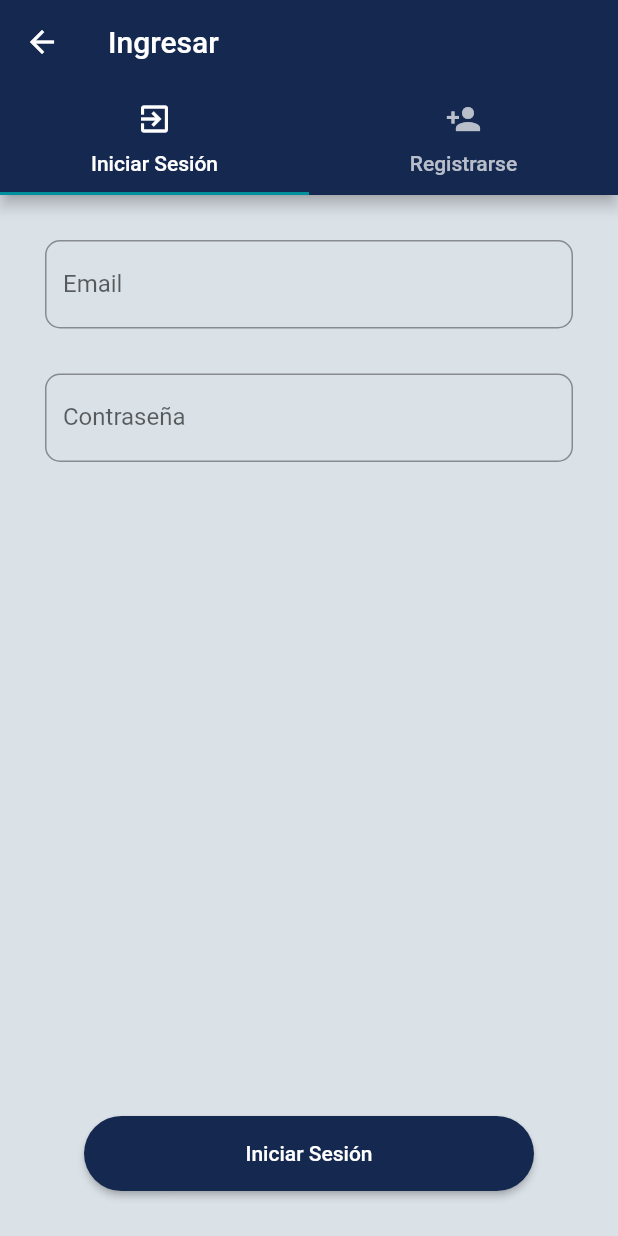
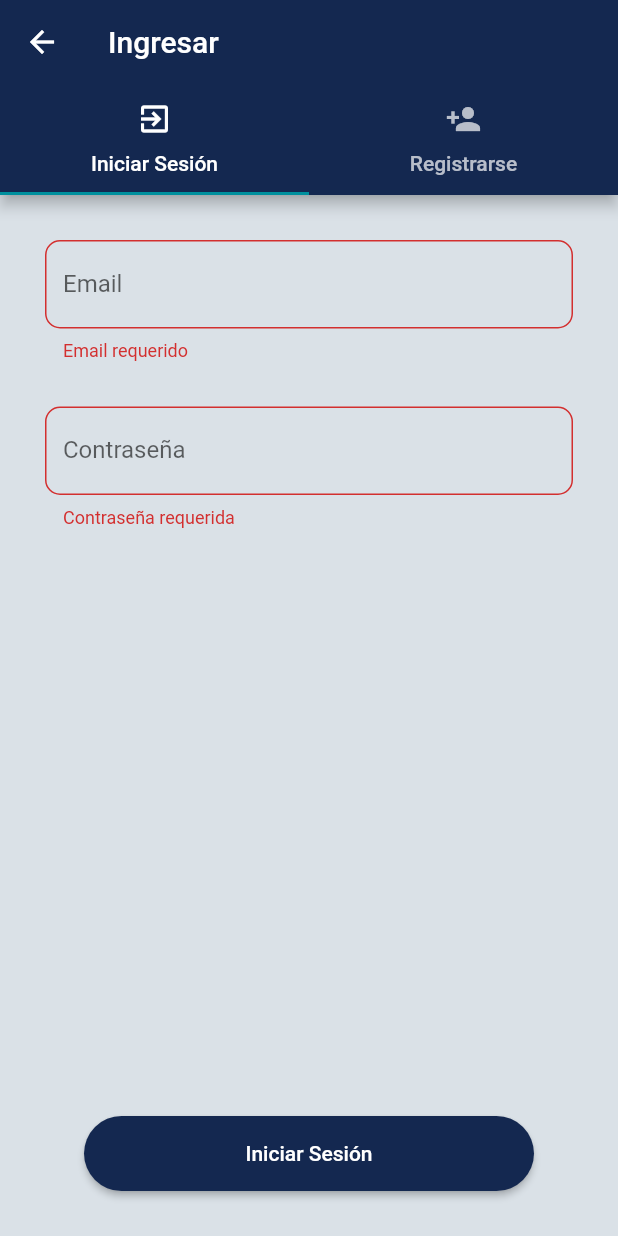
Before and after one commit to MCarlomagno/my_academy, a Flutter app: the SignUpView screen opened by its route, after a tap on "Iniciar Sesión", on a phone screen of 412 x 824 dp. Run offline on Flutter 3.47's test engine with Material 2 defaults, Android fonts, the phone set to English and light mode, and no system bars; our stand-ins replace auto_route, cached_network_image, camera, get_it, image_picker, injectable and 3 more; missing offline and left inert: kidd_video_player, observable_ish; network calls fail.

Commit message:
add: login

```diff
--- a/lib/services/api/users_service.dart
+++ b/lib/services/api/users_service.dart
@@ -1,16 +1,21 @@
 import 'dart:convert';
-
+import 'package:flutter/services.dart';
 import 'package:my_academy/env/enviroment.dart';
 import 'package:my_academy/models/user_model.dart';
 import 'package:http/http.dart' as http;
 
 class UsersService {
   String url = Enviroment.apiUrl + "/users";
+  Map<String, String> headers = {'Content-Type': 'application/json'};
 
   int _currentUserId = 1;
   int get currentUserId => this._currentUserId;
 
-  bool get isLoggedIn => false;
+  bool _isLoggedIn = false;
+  bool get isLoggedIn => this._isLoggedIn;
+
+  User _user = null;
+  User get getCurrentUser => this._user;
 
   Future<User> getUserById(int userId) async {
     try {
@@ -27,4 +32,28 @@ class UsersService {
       throw Exception('Ocurrio un error buscando cursos');
     }
   }
+
+  Future<User> login(String email, String password) async {
+    var loginUrl = this.url + '/login';
+    print(loginUrl);
+    int beforeRequest = DateTime.now().millisecondsSinceEpoch;
+    var body = {"email": email, "password": password};
+    print(body);
+    var response = await http.post(loginUrl, body: jsonEncode(body), headers: headers);
+    int latency = DateTime.now().millisecondsSinceEpoch - beforeRequest;
+    print('latencia:' + latency.toString());
+    if (response.statusCode == 404) {
+      print('email not found');
+      throw PlatformException(code: response.statusCode.toString(), message: "Email inexistente");
+    } else if (response.statusCode == 403) {
+      print('Invalid password');
+      throw PlatformException(code: response.statusCode.toString(), message: "Contaseña inválida");
+    } else {
+      var userJson = jsonDecode(response.body);
+      User user = User.fromJson(userJson);
+      this._isLoggedIn = true;
+      this._user = user;
+      return user;
+    }
+  }
 }
--- a/lib/ui/views/auth/sign-up/sign_up_view.dart
+++ b/lib/ui/views/auth/sign-up/sign_up_view.dart
@@ -1,4 +1,5 @@
 import 'package:flutter/material.dart';
+import 'package:flutter/services.dart';
 import 'package:my_academy/ui/views/auth/sign-up/sign_up_view_model.dart';
 import 'package:stacked/stacked.dart';
 
@@ -7,7 +8,7 @@ class SignUpView extends StatelessWidget {
 
   @override
   Widget build(BuildContext context) {
-    return ViewModelBuilder<SignUpViewModel>.nonReactive(
+    return ViewModelBuilder<SignUpViewModel>.reactive(
       builder: (context, model, child) {
         return DefaultTabController(
           initialIndex: 1,
@@ -30,8 +31,8 @@ class SignUpView extends StatelessWidget {
             ),
             body: TabBarView(
               children: [
-                _signInView(context),
-                _signUpView(context),
+                _signInView(context, model),
+                _signUpView(context, model),
               ],
             ),
           ),
@@ -41,20 +42,44 @@ class SignUpView extends StatelessWidget {
     );
   }
 
-  Widget _signInView(BuildContext context) {
+  Widget _signInView(BuildContext context, SignUpViewModel model) {
     var theme = Theme.of(context);
+    final _formKey = GlobalKey<FormState>();
     return Container(
       margin: EdgeInsets.all(30),
+      child: Form(
+        key: _formKey,
         child: Column(
           children: <Widget>[
-          TextField(
-            decoration: InputDecoration(labelText: "Email", border: OutlineInputBorder(borderRadius: BorderRadius.all(Radius.circular(10)))),
+            TextFormField(
+              validator: (value) {
+                if (value.isEmpty) {
+                  return 'Email requerido';
+                }
+                return null;
+              },
+              controller: model.emailController,
+              decoration: InputDecoration(
+                  labelText: "Email", border: OutlineInputBorder(borderRadius: BorderRadius.all(Radius.circular(10)))),
             ),
-          SizedBox(height: 30,),
-          TextField(
-            decoration: InputDecoration(labelText: "Contraseña", border: OutlineInputBorder(borderRadius: BorderRadius.all(Radius.circular(10)))),
+            SizedBox(
+              height: 30,
+            ),
+            TextFormField(
+              validator: (value) {
+                if (value.isEmpty) {
+                  return 'Contraseña requerida';
+                }
+                return null;
+              },
+              obscureText: true,
+              controller: model.passwordController,
+              decoration: InputDecoration(
+                  labelText: "Contraseña",
+                  border: OutlineInputBorder(borderRadius: BorderRadius.all(Radius.circular(10)))),
             ),
             Spacer(),
+            model.hasErrors ? Text(model.errorMessage): Container(),
             Container(
               margin: EdgeInsets.only(top: 100),
               width: 300,
@@ -62,30 +87,46 @@ class SignUpView extends StatelessWidget {
               child: RaisedButton(
                 shape: StadiumBorder(),
                 color: theme.primaryColor,
-              child: Text(
+                child: model.signingIn
+                    ? SizedBox(
+                        width: 20,
+                        height: 20,
+                        child: CircularProgressIndicator(strokeWidth: 2,),
+                      )
+                    : Text(
                         "Iniciar Sesión",
                         style: TextStyle(color: Colors.white),
                       ),
-              onPressed: () => null,
+                onPressed: !model.signingIn? () {
+                  if (_formKey.currentState.validate()) {
+                    model.signIn();
+                  }
+                }: null,
               ),
             ),
           ],
         ),
+      ),
     );
   }
 
-  Widget _signUpView(BuildContext context) {
+  Widget _signUpView(BuildContext context, SignUpViewModel model) {
     var theme = Theme.of(context);
     return Container(
       margin: EdgeInsets.all(30),
       child: Column(
         children: <Widget>[
           TextField(
-            decoration: InputDecoration(labelText: "Email", border: OutlineInputBorder(borderRadius: BorderRadius.all(Radius.circular(10)))),
+            decoration: InputDecoration(
+                labelText: "Email", border: OutlineInputBorder(borderRadius: BorderRadius.all(Radius.circular(10)))),
           ),
-          SizedBox(height: 30,),
+          SizedBox(
+            height: 30,
+          ),
           TextField(
-            decoration: InputDecoration(labelText: "Contraseña", border: OutlineInputBorder(borderRadius: BorderRadius.all(Radius.circular(10)))),
+            decoration: InputDecoration(
+                labelText: "Contraseña",
+                border: OutlineInputBorder(borderRadius: BorderRadius.all(Radius.circular(10)))),
           ),
           Spacer(),
           Container(
--- a/lib/ui/views/auth/sign-up/sign_up_view_model.dart
+++ b/lib/ui/views/auth/sign-up/sign_up_view_model.dart
@@ -1,8 +1,50 @@
-
 import 'package:flutter/material.dart';
+import 'package:flutter/services.dart';
+import 'package:my_academy/app/locator.dart';
+import 'package:my_academy/app/router.gr.dart';
+import 'package:my_academy/models/user_model.dart';
+import 'package:my_academy/services/api/users_service.dart';
 import 'package:stacked/stacked.dart';
-
+import 'package:stacked_services/stacked_services.dart';
 
 class SignUpViewModel extends BaseViewModel {
 
+  UsersService _usersService = locator<UsersService>();
+  NavigationService _navigationService = locator<NavigationService>();
+
+  TextEditingController _emailController = TextEditingController();
+  TextEditingController get emailController => this._emailController;
+
+  TextEditingController _passwordController = TextEditingController();
+  TextEditingController get passwordController => this._passwordController;
+
+  bool _signingIn = false;
+  bool get signingIn => this._signingIn;
+
+  bool _hasErrors = false;
+  bool get hasErrors => this._hasErrors;
+
+  String _errorMessage = "";
+  String get errorMessage => this._errorMessage;
+
+  Future<void> signIn() async {
+    this._signingIn = true;
+    this._hasErrors = false;
+    notifyListeners();
+    try {
+      print(this._emailController.text);
+      User user = await _usersService.login(this._emailController.text, this._passwordController.text);
+      _navigationService.navigateTo(Routes.homeViewRoute);
+    } catch (e) {
+      if(e is PlatformException) {
+        this._errorMessage = e.message;
+      } else {
+        this._errorMessage = 'Error inesperado';
+      }
+      this._hasErrors = true;
+    } finally {
+      this._signingIn = false;
+      notifyListeners();
+    }
+  }
 }
```
Also changed, not shown: 1 other file. Lines whose indentation alone changed are shown as unchanged.
